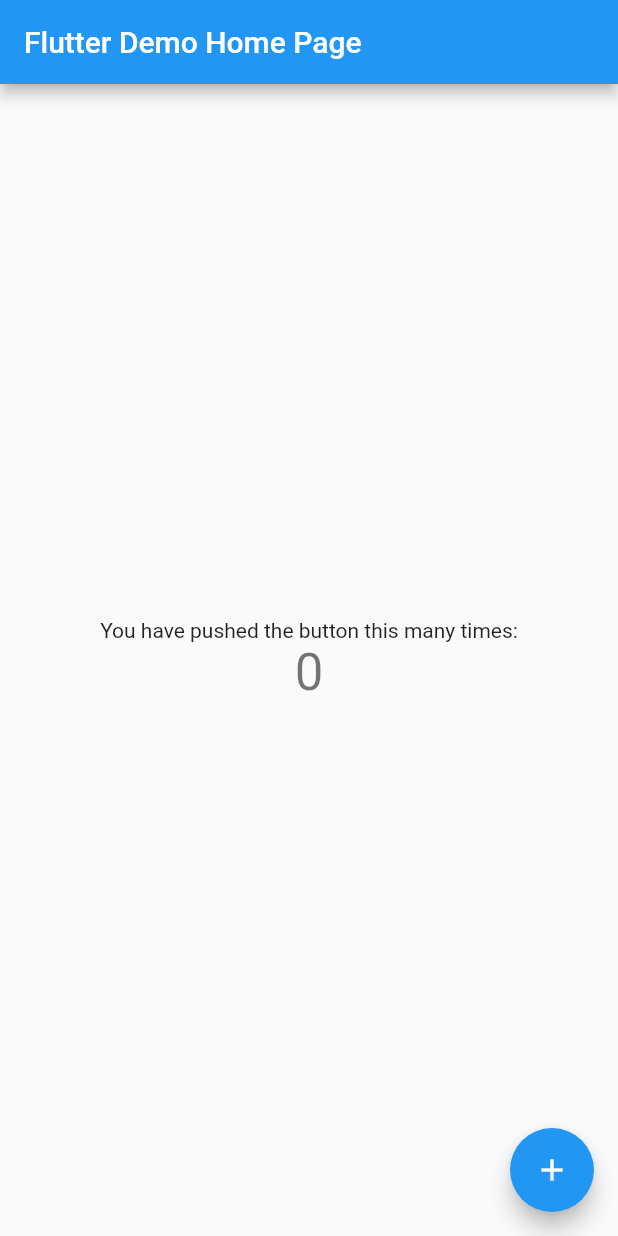
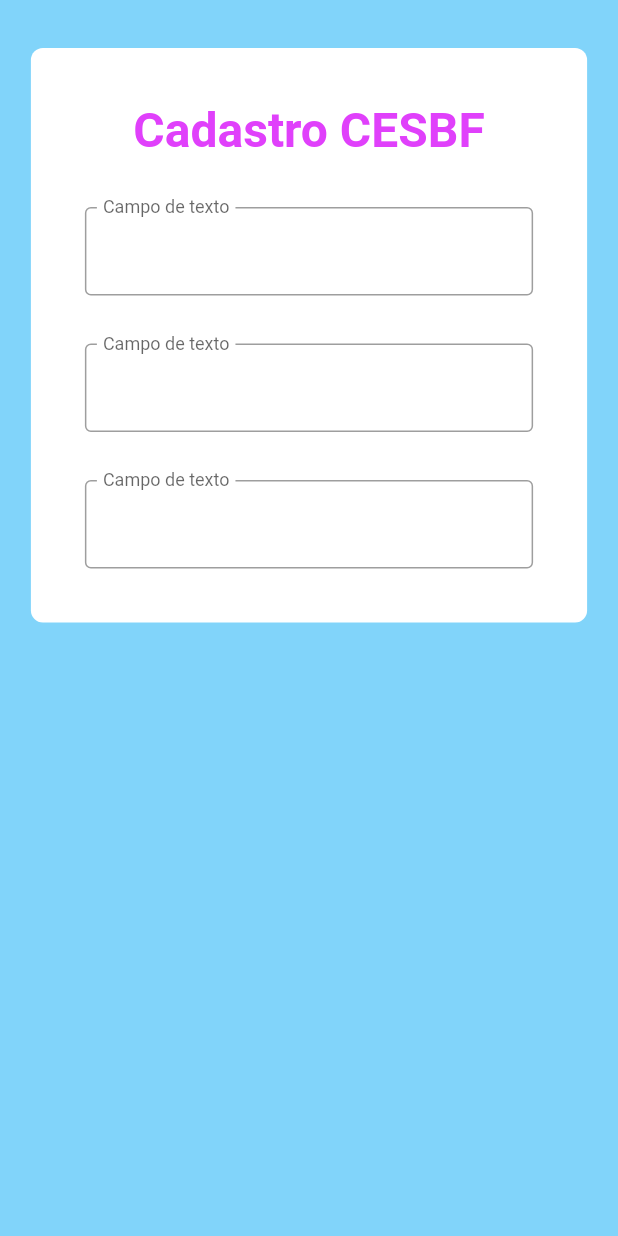
Before and after one commit to NEMJ/formulario, a Flutter app: the screen it shows after launch, on a phone screen of 412 x 824 dp. Run offline on Flutter 3.47's test engine with Material 2 defaults, Android fonts, the phone set to English and light mode, and no system bars.

Commit message:
iniciando layout

```diff
--- a/lib/main.dart
+++ b/lib/main.dart
@@ -1,4 +1,5 @@
 import 'package:flutter/material.dart';
+import './pages/main_page.dart';
 
 void main() {
   runApp(const MyApp());
@@ -11,56 +12,11 @@ class MyApp extends StatelessWidget {
   Widget build(BuildContext context) {
     return MaterialApp(
       title: 'Flutter Demo',
+      debugShowCheckedModeBanner: false,
       theme: ThemeData(
         primarySwatch: Colors.blue,
       ),
-      home: const MyHomePage(title: 'Flutter Demo Home Page'),
+      home: MainPage(),
     );
   }
 }
-
-class MyHomePage extends StatefulWidget {
-  const MyHomePage({super.key, required this.title});
-  final String title;
-
-  @override
-  State<MyHomePage> createState() => _MyHomePageState();
-}
-
-class _MyHomePageState extends State<MyHomePage> {
-  int _counter = 0;
-
-  void _incrementCounter() {
-    setState(() {
-      _counter++;
-    });
-  }
-
-  @override
-  Widget build(BuildContext context) {
-    return Scaffold(
-      appBar: AppBar(
-        title: Text(widget.title),
-      ),
-      body: Center(
-        child: Column(
-          mainAxisAlignment: MainAxisAlignment.center,
-          children: <Widget>[
-            const Text(
-              'You have pushed the button this many times:',
-            ),
-            Text(
-              '$_counter',
-              style: Theme.of(context).textTheme.headlineMedium,
-            ),
-          ],
-        ),
-      ),
-      floatingActionButton: FloatingActionButton(
-        onPressed: _incrementCounter,
-        tooltip: 'Increment',
-        child: const Icon(Icons.add),
-      ),
-    );
-  }
-}
--- /dev/null
+++ b/lib/pages/main_page.dart
@@ -0,0 +1,73 @@
+import 'package:flutter/material.dart';
+
+class MainPage extends StatefulWidget {
+  const MainPage({super.key});
+
+  @override
+  State<MainPage> createState() => _MainPageState();
+}
+
+class _MainPageState extends State<MainPage> {
+  @override
+  Widget build(BuildContext context) {
+
+  double width = MediaQuery.of(context).size.width > 780
+    ? 700 : MediaQuery.of(context).size.width * 0.9;
+
+
+    return Scaffold(
+      backgroundColor: Colors.lightBlue[200],
+      body: SingleChildScrollView(
+        child: Padding(
+          padding: const EdgeInsets.only(top: 32.0),
+          child: Center(
+            child: Container(
+              padding: const EdgeInsets.all(36.0),
+              width: width,
+              decoration: BoxDecoration(
+                color: Colors.white,
+                borderRadius: BorderRadius.circular(8),
+              ),
+              child: Column(
+                children: const [
+                  Text(
+                    'Cadastro CESBF',
+                    style: TextStyle(
+                      fontSize: 32,
+                      fontWeight: FontWeight.bold,
+                      color: Colors.purpleAccent,
+                    ),
+                  ),
+                  SizedBox(height: 32),
+                  TextField(
+                    decoration: InputDecoration(
+                      labelText: 'Campo de texto',
+                      floatingLabelBehavior: FloatingLabelBehavior.always,
+                      border: OutlineInputBorder(),
+                    ),
+                  ),
+                  SizedBox(height: 32),
+                  TextField(
+                    decoration: InputDecoration(
+                      labelText: 'Campo de texto',
+                      floatingLabelBehavior: FloatingLabelBehavior.always,
+                      border: OutlineInputBorder(),
+                    ),
+                  ),
+                  SizedBox(height: 32),
+                  TextField(
+                    decoration: InputDecoration(
+                      labelText: 'Campo de texto',
+                      floatingLabelBehavior: FloatingLabelBehavior.always,
+                      border: OutlineInputBorder(),
+                    ),
+                  ),
+                ],
+              ),
+            ),
+          ),
+        ),
+      ),
+    );
+  }
+}
```
